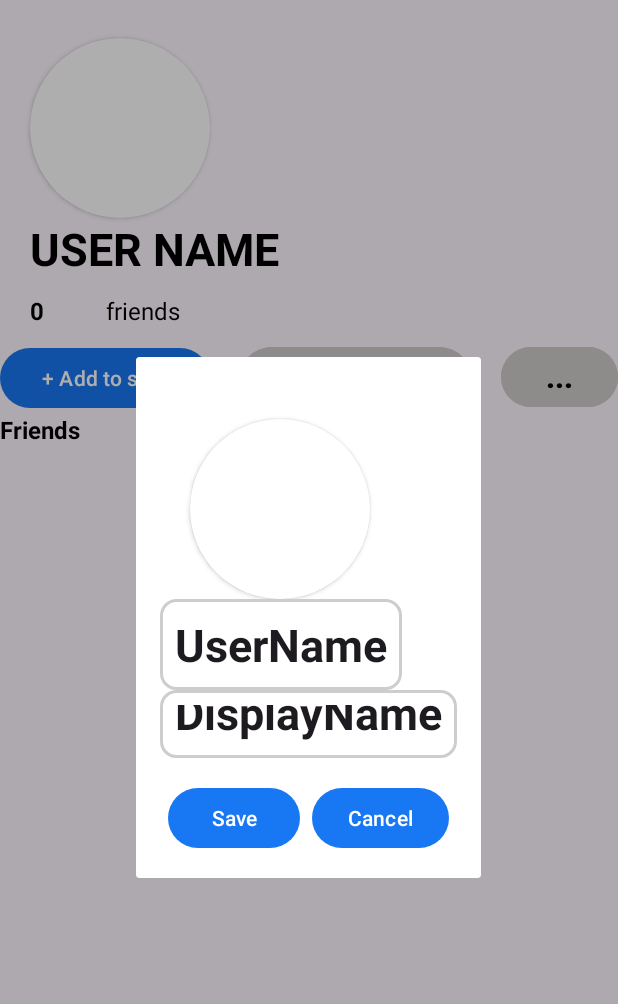
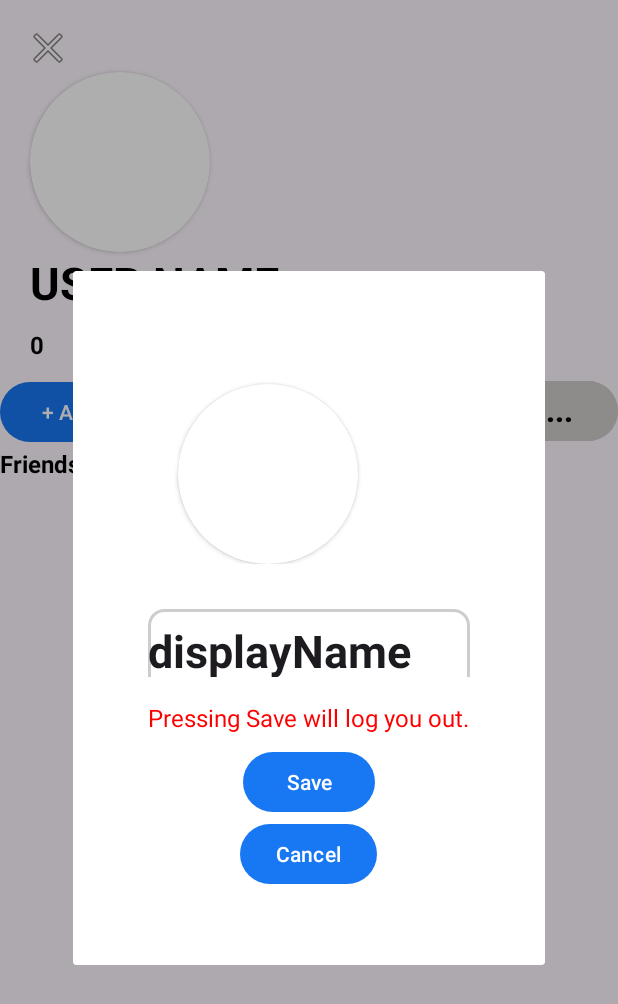
Before and after one commit to tamarhessen/Ex2---android, an Android app: the MyProfileActivity screen opened directly, with no data from a screen before it, after a tap on "Edit profile", on a phone screen of 412 x 824 dp. Shown: the top 1004 px of the screen. Run offline under Robolectric (Android 15) with nearby library versions, the phone set to English and light mode, and no system bars; our stand-ins replace Room's generated code.

Commit message:
edit profile

```diff
--- a/app/src/main/java/com/example/login/facebookdesign/EditProfileDialogFragment.java
+++ b/app/src/main/java/com/example/login/facebookdesign/EditProfileDialogFragment.java
@@ -29,65 +29,52 @@ import java.io.IOException;
 
 public class EditProfileDialogFragment extends DialogFragment {
 
+    // Define keys for arguments
+    private static final String ARG_USERNAME = "username";
+    private static final String ARG_TOKEN = "token";
+    private static final String ARG_DISPLAY_NAME = "displayName";
+    private static final String ARG_PROFILE_IMAGE = "profilepic";
+
+    // Method to create a new instance of EditProfileDialogFragment with arguments
+    public static EditProfileDialogFragment newInstance(String username, String token, String displayName,String profilePic) {
+        EditProfileDialogFragment fragment = new EditProfileDialogFragment();
+        Bundle args = new Bundle();
+        args.putString(ARG_USERNAME, username);
+        args.putString(ARG_TOKEN, token);
+        args.putString(ARG_DISPLAY_NAME, displayName);
+        args.putString(ARG_PROFILE_IMAGE,profilePic);
+        fragment.setArguments(args);
+        return fragment;
+    }
+
+    // Rest of the class implementation remains the same..
+
+
     private EditText editTextDisplayName;
     private Button btnSave, btnCancel, btnEditImage;
     private UsersViewModel usersViewModel;
     private Bitmap newProfilePic;
     private static final int REQUEST_IMAGE_CAPTURE = 1;
-    private static final int REQUEST_IMAGE_PICK = 2;
-    private static final int PICK_IMAGE_REQUEST = 3;
+    private static final int PICK_IMAGE_REQUEST = 2;
 
     @Nullable
     @Override
     public View onCreateView(@NonNull LayoutInflater inflater, @Nullable ViewGroup container, @Nullable Bundle savedInstanceState) {
         View view = inflater.inflate(R.layout.edit_profile_dialog, container, false);
-        usersViewModel = new ViewModelProvider(this).get(UsersViewModel.class);
+        usersViewModel = new ViewModelProvider(requireActivity()).get(UsersViewModel.class);
+
         // Initialize views
         editTextDisplayName = view.findViewById(R.id.edit_text_display_name);
         btnSave = view.findViewById(R.id.btn_save);
         btnCancel = view.findViewById(R.id.btn_cancel);
         btnEditImage = view.findViewById(R.id.btn_profile_picture);
+        editTextDisplayName.setText(ARG_DISPLAY_NAME);
+        // Set click listeners
+        btnEditImage.setOnClickListener(v -> openImageChooser());
 
-        // Set click listeners
-        editTextDisplayName.setOnClickListener(new View.OnClickListener() {
-            @Override
-            public void onClick(View v) {
-                // Open dialog or activity to edit display name
-            }
-        });
+        btnSave.setOnClickListener(v -> saveChanges());
 
-        btnEditImage.setOnClickListener(new View.OnClickListener() {
-            @Override
-            public void onClick(View v) {
-                // Open camera or gallery to change profile picture
-                openImageChooser();
-            }
-        });
-
-        btnSave.setOnClickListener(new View.OnClickListener() {
-            @Override
-            public void onClick(View v) {
-                // Save changes
-                String displayName = editTextDisplayName.getText().toString().trim();
-                // Call the edit method of usersViewModel with the updated display name
-                usersViewModel.editUser(displayName, BitmapConverter.bitmapToString(newProfilePic));
-
-                // Pass the edited display name to the calling activity/fragment if needed
-                if (getTargetFragment() != null) {
-                    ((EditProfileDialogListener) getTargetFragment()).onSaveClicked(displayName);
-                }
-                dismiss();
-            }
-        });
-
-
-        btnCancel.setOnClickListener(new View.OnClickListener() {
-            @Override
-            public void onClick(View v) {
-                // Cancel editing
-                dismiss();
-            }
-        });
+        btnCancel.setOnClickListener(v -> dismiss());
 
         return view;
     }
@@ -96,9 +83,7 @@ public class EditProfileDialogFragment extends DialogFragment {
     private void openImageChooser() {
         AlertDialog.Builder builder = new AlertDialog.Builder(requireContext());
         builder.setTitle("Choose an option");
-        builder.setItems(new CharSequence[]{"Choose from Gallery", "Take Photo"}, new DialogInterface.OnClickListener() {
-            @Override
-            public void onClick(DialogInterface dialog, int which) {
+        builder.setItems(new CharSequence[]{"Choose from Gallery", "Take Photo"}, (dialog, which) -> {
             switch (which) {
                 case 0:
                     // Choose from Gallery
@@ -115,9 +100,36 @@ public class EditProfileDialogFragment extends DialogFragment {
                     }
                     break;
             }
-            }
         });
         builder.show();
+    }
+
+    private void saveChanges() {
+        String displayName = editTextDisplayName.getText().toString().trim();
+        if (displayName.isEmpty()) {
+            // Display a toast message indicating that display name cannot be empty
+            Toast.makeText(requireContext(), "Display name cannot be empty", Toast.LENGTH_SHORT).show();
+            return; // Exit the method early
+        }
+
+        // Check if a new profile picture is selected
+        if (newProfilePic != null) {
+            // If a new profile picture is selected, convert it to base64 string
+            String profilePicBase64 = BitmapConverter.bitmapToString(newProfilePic);
+            // Call the editUser method of the UsersViewModel with updated display name and profile picture
+            usersViewModel.editUser(displayName, profilePicBase64);
+        } else {
+            // If no new profile picture is selected, call the editUser method with only the updated display name
+            usersViewModel.editUser(displayName,"");
+        }
+
+        // Dismiss the dialog
+        dismiss();
+        Intent intent = new Intent(requireContext(),LogInActivity.class);
+        intent.addFlags(Intent.FLAG_ACTIVITY_CLEAR_TOP | Intent.FLAG_ACTIVITY_NEW_TASK); // Clear the back stack
+        startActivity(intent);
+        requireActivity().finish();
+
     }
 
     @Override
@@ -127,6 +139,9 @@ public class EditProfileDialogFragment extends DialogFragment {
             switch (requestCode) {
                 case REQUEST_IMAGE_CAPTURE:
                     // Handle image captured from camera
+                    if (data != null && data.getExtras() != null) {
+                        newProfilePic = (Bitmap) data.getExtras().get("data");
+                    }
                     break;
                 case PICK_IMAGE_REQUEST:
                     // Handle image picked from gallery
@@ -136,13 +151,6 @@ public class EditProfileDialogFragment extends DialogFragment {
                         try {
                             // Convert the URI to a Bitmap
                             newProfilePic = MediaStore.Images.Media.getBitmap(requireActivity().getContentResolver(), imageUri);
-                            // Now you have the Bitmap of the selected image, you can use it as the profile picture
-                            // For example, you can display it in an ImageView or save it to a variable
-                            // Save the profilePicBitmap to a variable or pass it to a method for further processing
-                            // For example:
-                            // usersViewModel.updateProfilePicture(profilePicBitmap);
-                            // or
-                            // saveProfilePicture(profilePicBitmap);
                         } catch (IOException e) {
                             e.printStackTrace();
                         }
@@ -151,9 +159,4 @@ public class EditProfileDialogFragment extends DialogFragment {
             }
         }
     }
-
-    // Interface for communication with the calling fragment/activity
-    public interface EditProfileDialogListener {
-        void onSaveClicked(String displayName);
 }
-}
--- a/app/src/main/java/com/example/login/facebookdesign/MyProfileActivity.java
+++ b/app/src/main/java/com/example/login/facebookdesign/MyProfileActivity.java
@@ -7,7 +7,9 @@ import android.graphics.Bitmap;
 import android.graphics.BitmapFactory;
 import android.os.Bundle;
 import android.util.Base64;
+import android.view.View;
 import android.widget.Button;
+import android.widget.ImageButton;
 import android.widget.ImageView;
 import android.widget.TextView;
 
@@ -35,6 +37,7 @@ public class MyProfileActivity extends AppCompatActivity {
     private String token;
     private String displayName;
     private Button editProfile;
+    private ImageButton exitButton;
 
     @Override
     protected void onCreate(Bundle savedInstanceState) {
@@ -45,6 +48,7 @@ public class MyProfileActivity extends AppCompatActivity {
         profilePictureImageView = findViewById(R.id.profile_picture);
         displayNameTextView = findViewById(R.id.user_name);
         editProfile = findViewById(R.id.btn_edit_profile);
+        exitButton = findViewById(R.id.btn_exit);
 
         // Initialize UsersViewModel
         usersViewModel = new ViewModelProvider(this).get(UsersViewModel.class);
@@ -54,6 +58,13 @@ public class MyProfileActivity extends AppCompatActivity {
             // Open edit profile dialog fragment
             openEditProfileDialog();
         });
+        exitButton.setOnClickListener(new View.OnClickListener() {
+            @Override
+            public void onClick(View v) {
+                onBackPressed(); // Navigate back to the previous activity
+            }
+        });
+
 
         // Fetch user data
         fetchUserData();
@@ -69,8 +80,21 @@ public class MyProfileActivity extends AppCompatActivity {
 
     private void openEditProfileDialog() {
         FragmentManager fragmentManager = getSupportFragmentManager();
-        EditProfileDialogFragment editProfileDialogFragment = new EditProfileDialogFragment();
+        // Retrieve user data
+        String username = getIntent().getStringExtra("Username");
+        String token = getIntent().getStringExtra("Token");
+        String displayName = getIntent().getStringExtra("DisplayName");
+        String profilePicBase64 = getIntent().getStringExtra("ProfilePicBase64"); // Assuming you have a key for profile picture
+        Bitmap profilePicBitmap = null;
+        if (profilePicBase64 != null) {
+            byte[] decodedString = Base64.decode(profilePicBase64, Base64.DEFAULT);
+            profilePicBitmap = BitmapFactory.decodeByteArray(decodedString, 0, decodedString.length);
+        }
+        // Create an instance of EditProfileDialogFragment with arguments
+        EditProfileDialogFragment editProfileDialogFragment = EditProfileDialogFragment.newInstance(username, token, displayName, BitmapConverter.bitmapToString(profilePicBitmap));
+        // Show the dialog
         editProfileDialogFragment.show(fragmentManager, "EditProfileDialogFragment");
+
     }
 
     private void fetchUserData() {
--- a/app/src/main/java/com/example/login/facebookdesign/Post.java
+++ b/app/src/main/java/com/example/login/facebookdesign/Post.java
@@ -37,15 +37,13 @@ public class Post {
     public Post(String creator, String postText, String pic, int likes,List<String> peopleLiked, String CreatorImg,long timestamp) {
         this.Creator = creator;
         this.PostText = postText;
-        this.PostImg
-                = pic;
+        this.PostImg = pic;
         this.PostLikes = likes;
         this.CreatorImg = CreatorImg;
         this.liked=false;
         Comments = new ArrayList<>();
         this.timestamp = timestamp;
         this.PeopleLiked=peopleLiked;
-
     }
 
     public int getId() {
--- a/app/src/main/res/layout/edit_profile_dialog.xml
+++ b/app/src/main/res/layout/edit_profile_dialog.xml
@@ -4,7 +4,7 @@
     android:layout_height="wrap_content"
     xmlns:app="http://schemas.android.com/apk/res-auto"
     android:orientation="vertical"
-    android:padding="16dp">
+    android:padding="50dp">
 
     <!-- Profile Picture with Edit Button -->
     <LinearLayout
@@ -19,21 +19,20 @@
             android:layout_marginTop="25sp"
             app:cardCornerRadius="60dp"
             android:layout_marginStart="20dp">
+
             <Button
                 android:id="@+id/btn_profile_picture"
                 android:layout_width="match_parent"
                 android:layout_height="match_parent"
                 android:background="@android:color/transparent" />
-            <ImageView
-                android:id="@+id/profile_picture"
-                android:layout_width="match_parent"
-                android:layout_height="match_parent"
-                android:padding="2dp" />
-
 
         </androidx.cardview.widget.CardView>
 
-
+        <ImageView
+            android:id="@+id/profile_picture"
+            android:layout_width="match_parent"
+            android:layout_height="match_parent"
+            android:padding="2dp" />
 
     </LinearLayout>
 
@@ -43,18 +42,6 @@
         android:layout_height="wrap_content"
         android:orientation="horizontal"
         android:gravity="center_vertical">
-
-        <EditText
-            android:id="@+id/edit_text_username"
-            android:layout_width="wrap_content"
-            android:layout_height="match_parent"
-            android:background="@drawable/grey_border_button"
-            android:inputType="none"
-            android:padding="10dp"
-            android:text="UserName"
-            android:textSize="30sp"
-            android:textStyle="bold" />
-
 
     </LinearLayout>
 
@@ -67,15 +54,14 @@
 
         <EditText
             android:id="@+id/edit_text_display_name"
-            android:layout_width="wrap_content"
-            android:layout_height="45dp"
+            android:layout_width="match_parent"
+            android:layout_height="55dp"
+            android:layout_marginTop="20dp"
             android:background="@drawable/grey_border_button"
             android:inputType="none"
-            android:padding="10dp"
             android:text="DisplayName"
             android:textSize="30sp"
             android:textStyle="bold" />
-
 
     </LinearLayout>
 
@@ -83,22 +69,32 @@
     <LinearLayout
         android:layout_width="match_parent"
         android:layout_height="wrap_content"
-        android:orientation="horizontal"
+        android:orientation="vertical"
         android:gravity="center_horizontal"
         android:layout_marginTop="16dp">
+
+        <TextView
+            android:id="@+id/logout_message"
+            android:layout_width="wrap_content"
+            android:layout_height="wrap_content"
+            android:text="Pressing Save will log you out."
+            android:textSize="16sp"
+            android:textColor="@color/error_red"
+            android:layout_gravity="center_horizontal"/>
 
         <Button
             android:id="@+id/btn_save"
             android:layout_width="wrap_content"
             android:layout_height="wrap_content"
             android:text="Save"
-            android:layout_marginEnd="8dp"/>
+            android:layout_marginTop="8dp"/>
 
         <Button
             android:id="@+id/btn_cancel"
             android:layout_width="wrap_content"
             android:layout_height="wrap_content"
             android:text="Cancel"/>
+
     </LinearLayout>
 
 </LinearLayout>
--- a/app/src/main/res/layout/my_profile_page.xml
+++ b/app/src/main/res/layout/my_profile_page.xml
@@ -5,13 +5,22 @@
     android:layout_height="match_parent"
     xmlns:app="http://schemas.android.com/apk/res-auto"
     tools:ignore="ExtraText">
-
+    <ImageButton
+        android:id="@+id/btn_exit"
+        android:layout_width="wrap_content"
+        android:layout_height="wrap_content"
+        android:layout_alignParentStart="true"
+        android:layout_alignParentTop="true"
+        android:layout_marginStart="16dp"
+        android:layout_marginTop="16dp"
+        android:background="?attr/selectableItemBackgroundBorderless"
+        android:src="@android:drawable/ic_menu_close_clear_cancel" />
     <!-- Profile Picture -->
     <androidx.cardview.widget.CardView
         android:id="@+id/card_profile_picture"
         android:layout_width="120dp"
         android:layout_height="120dp"
-        android:layout_marginTop="25sp"
+        android:layout_below="@id/btn_exit"
         app:cardCornerRadius="60dp"
         android:layout_marginStart="20dp">
 
@@ -19,6 +28,7 @@
             android:id="@+id/profile_picture"
             android:layout_width="match_parent"
             android:layout_height="match_parent"
+            android:layout_below="@id/btn_exit"
             android:padding="2dp" />
 
 
--- a/app/src/main/res/values/colors.xml
+++ b/app/src/main/res/values/colors.xml
@@ -7,6 +7,7 @@
     <color name="light_grey">#CFCCCC</color>
     <color name="facebook_text_color">#1877f2</color>
     <color name="facebook_blue">#1877f2</color> <!-- Facebook's blue color -->
-    <color name="facebook_background">#FFFFFF</color> <!-- Facebook's background color -->
+    <color name="facebook_background">#FFFFFF</color>
+    <color name="error_red">#FF0000</color>
 
 </resources>
```
Also changed, not shown: 1 other file. Lines whose indentation alone changed are shown as unchanged.
